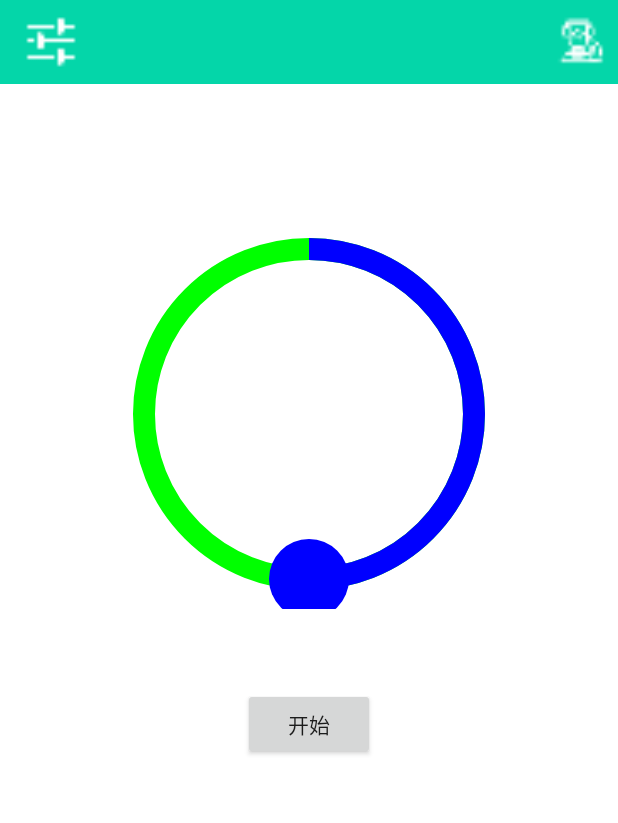
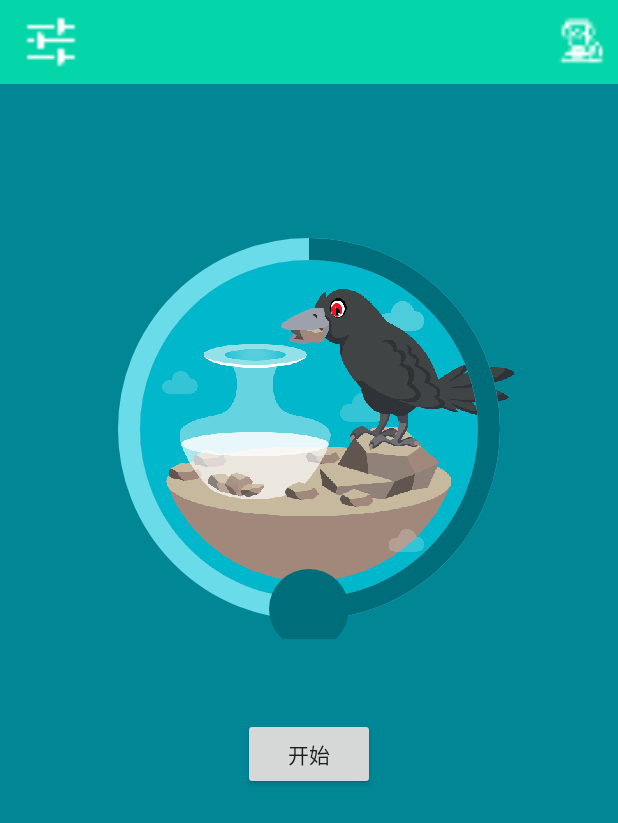
Before and after one commit to coderkisoo/forest, an Android app: the fragment MainFragment placed in its activity, on a phone screen of 412 x 824 dp. Shown: the top 823 px of the screen. Run offline under Robolectric (Android 15) with nearby library versions, the phone set to English and light mode, and no system bars; libraries missing offline, so code that uses them is left out: com.jude.beam, com.orhanobut.logger; 6 statements that could not run were skipped.

Commit message:
乌鸦喝水图片 done

```diff
--- a/app/build.gradle
+++ b/app/build.gradle
@@ -4,7 +4,7 @@ apply plugin: 'realm-android'
 apply plugin: 'kotlin-kapt'
 
 android {
-    compileSdkVersion 24
+    compileSdkVersion 26
     buildToolsVersion '27.0.3'
     defaultConfig {
         applicationId "cn.kisoo.forest"
--- a/app/src/main/java/cn/kisoo/forest/ui/fragment/MainFragment.kt
+++ b/app/src/main/java/cn/kisoo/forest/ui/fragment/MainFragment.kt
@@ -18,6 +18,7 @@ import com.orhanobut.logger.Logger
 
 @RequiresPresenter(MainFragmentPresenter::class)
 class MainFragment : BeamFragment<MainFragmentPresenter>(), CircleWidget.ProgressListener, View.OnClickListener {
+
 
     var mRootView: View? = null
     var mCw_widget: CircleWidget? = null
@@ -52,4 +53,16 @@ class MainFragment : BeamFragment<MainFragmentPresenter>(), CircleWidget.Progres
         }
     }
 
+    override fun currentPic(progress: Int): Int {
+        if (progress <= 13) {
+            return R.mipmap.pic_center_13_percent
+        } else if (progress <= 40) {
+            return R.mipmap.pic_center_40_percent
+        } else if (progress <= 75) {
+            return R.mipmap.pic_center_75_percent
+        } else {
+            return R.mipmap.pic_center_100_percent
+        }
+    }
+
 }
--- a/app/src/main/java/cn/kisoo/forest/view/CircleWidget.kt
+++ b/app/src/main/java/cn/kisoo/forest/view/CircleWidget.kt
@@ -1,14 +1,12 @@
 package cn.kisoo.forest.view
 
 import android.content.Context
-import android.graphics.Canvas
-import android.graphics.Color
-import android.graphics.Paint
-import android.graphics.RectF
+import android.graphics.*
 import android.util.AttributeSet
 import android.util.Log
 import android.view.MotionEvent
 import android.view.View
+import androidx.core.graphics.drawable.toBitmap
 import cn.kisoo.forest.R
 import com.orhanobut.logger.Logger
 
@@ -19,6 +17,7 @@ import com.orhanobut.logger.Logger
 public class CircleWidget(context: Context, attrs: AttributeSet?, defStyleAttr: Int, defStyleRes: Int) : View(context, attrs, defStyleAttr, defStyleRes) {
 
     val mBottomPaint = Paint()//画底部的圆环
+    val mPicPaint = Paint()//画图
     val mTopPaint = Paint()//画顶部圆环
     val mTopPointPaint = Paint()//顶部圆点
     val mTopMinPaint = Paint()//画顶部圆环
@@ -29,6 +28,7 @@ public class CircleWidget(context: Context, attrs: AttributeSet?, defStyleAttr:
     var mMinProgress = 13//顶部颜色
     var mProgress = 50//进度
     var mRingRadii = 100//圆环半径 -> 暂时未使用
+    var mPic_padding = 10//圆环半径 -> 暂时未使用
     var mPointRadii = 40f//圆点半径
     var mRingWidth = 10//圆环粗细程度
 
@@ -49,6 +49,7 @@ public class CircleWidget(context: Context, attrs: AttributeSet?, defStyleAttr:
             mRingRadii = ta.getDimensionPixelOffset(R.styleable.CircleWidget_ring_radii, 80)
             mRingWidth = ta.getDimensionPixelOffset(R.styleable.CircleWidget_ring_width, 10)
             mTopColor = ta.getColor(R.styleable.CircleWidget_top_color, mTopColor)
+            mPic_padding = ta.getDimensionPixelOffset(R.styleable.CircleWidget_pic_padding, 10)
             mBottomColor = ta.getColor(R.styleable.CircleWidget_bottom_color, mBottomColor)
             mMin_top_color = ta.getColor(R.styleable.CircleWidget_min_top_color, mMin_top_color)
             mMinProgress = ta.getInteger(R.styleable.CircleWidget_min_progress, mMinProgress)
@@ -86,6 +87,10 @@ public class CircleWidget(context: Context, attrs: AttributeSet?, defStyleAttr:
         mTopMinPointPaint.isAntiAlias = true
         mTopMinPointPaint.flags = Paint.ANTI_ALIAS_FLAG
         mTopMinPointPaint.style = Paint.Style.FILL
+
+        mPicPaint.flags = Paint.ANTI_ALIAS_FLAG
+        mPicPaint.style = Paint.Style.STROKE
+
 
         Logger.d(("${CircleWidget::class.java.name} ::paint init success "))
     }
@@ -162,14 +167,19 @@ public class CircleWidget(context: Context, attrs: AttributeSet?, defStyleAttr:
             mOriginXY = Pair(canvas.width / 2, canvas.height / 2)
             mHeight = canvas.height
         }
+        drawCenterPicture(canvas)
         drawCircleRing(canvas)
         drawTopCircle(canvas)
         drawTopPoint(canvas)
-        drawCenterPicture(canvas)
     }
 
     private fun drawCenterPicture(canvas: Canvas) {
-
+        mProgressListener?.let {
+            val bitmap = resources.getDrawable(it.currentPic(mProgress)).toBitmap()
+            val srcRectF = Rect(0,0, bitmap.width, bitmap.height)
+            val distRectF =  Rect(mPic_padding, mPic_padding, canvas.width-mPic_padding, canvas.height-mPic_padding)
+            canvas.drawBitmap(bitmap,srcRectF,distRectF,mPicPaint)
+        }
     }
 
 
@@ -222,6 +232,7 @@ public class CircleWidget(context: Context, attrs: AttributeSet?, defStyleAttr:
 
     public interface ProgressListener {
         fun onProgress(progress: Int)
+        fun currentPic(progress: Int):Int
     }
 
     public fun setProgressListener(listener: ProgressListener) {
--- a/app/src/main/res/layout/fragment_main.xml
+++ b/app/src/main/res/layout/fragment_main.xml
@@ -5,16 +5,20 @@
     android:id="@+id/activity_main"
     android:layout_width="match_parent"
     android:layout_height="match_parent"
-    android:background="#ffffff">
+    android:background="#008695">
 
     <cn.kisoo.forest.view.CircleWidget
         android:id="@+id/cw_widget"
-        android:layout_width="260dp"
-        android:layout_height="260dp"
+        android:layout_width="280dp"
+        android:layout_height="280dp"
         android:layout_centerHorizontal="true"
         android:layout_marginTop="90dp"
-        app:ring_radii="110dp"
-        app:ring_width="15dp" />
+        app:bottom_color="#6ADBE8"
+        app:min_top_color="#FF939C"
+        app:ring_radii="120dp"
+        app:ring_width="15dp"
+        app:pic_padding="3dp"
+        app:top_color="#006E7A" />
 
     <TextView
         android:id="@+id/tv_direction"
--- a/app/src/main/res/values/styles.xml
+++ b/app/src/main/res/values/styles.xml
@@ -10,6 +10,7 @@
     <declare-styleable name="CircleWidget">
         <attr name="ring_radii" format="dimension"/>
         <attr name="ring_width" format="dimension"/>
+        <attr name="pic_padding" format="dimension"/>
         <attr name="bottom_color" format="color"/>
         <attr name="top_color" format="color"/>
         <attr name="min_progress" format="integer"/>
```
Also changed, not shown: app/src/main/res/mipmap-xxhdpi/pic_center_100_percent.png (added), app/src/main/res/mipmap-xxhdpi/pic_center_13_percent.png (added), app/src/main/res/mipmap-xxhdpi/pic_center_40_percent.png (added), app/src/main/res/mipmap-xxhdpi/pic_center_75_percent.png (added).
